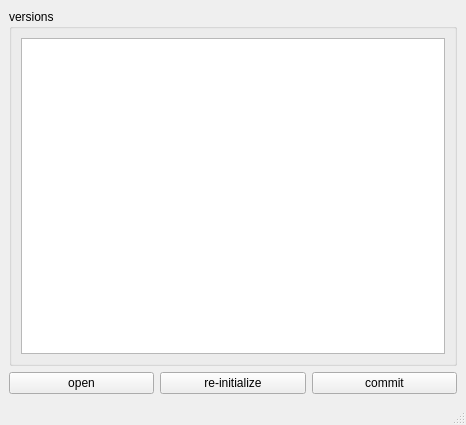
Before: the Qt Designer form rbhusUI/lib/rbhusPipeVersionsMod.ui in aumanimationstudios/rbhus, drawn with Qt 5.
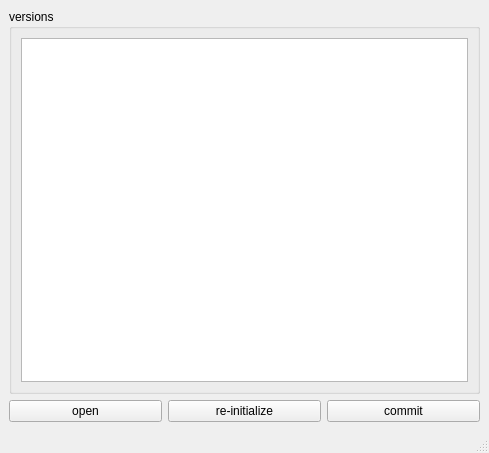
After: the same form once the commit is applied.

```diff
--- a/rbhusUI/lib/rbhusPipeVersionsMod.ui
+++ b/rbhusUI/lib/rbhusPipeVersionsMod.ui
@@ -6,8 +6,8 @@
    <rect>
     <x>0</x>
     <y>0</y>
-    <width>466</width>
-    <height>425</height>
+    <width>489</width>
+    <height>453</height>
    </rect>
   </property>
   <property name="windowTitle">
@@ -15,10 +15,14 @@
   </property>
   <widget class="QWidget" name="centralwidget">
    <layout class="QGridLayout" name="gridLayout">
+    <item row="3" column="2">
+     <widget class="QPushButton" name="pushCommit">
+      <property name="text">
+       <string>commit</string>
+      </property>
+     </widget>
+    </item>
     <item row="0" column="0" colspan="3">
-     <layout class="QGridLayout" name="gridLayout_2"/>
-    </item>
-    <item row="1" column="0" colspan="3">
      <layout class="QVBoxLayout" name="verticalLayout">
       <item>
        <widget class="QGroupBox" name="groupVersions">
@@ -38,7 +42,7 @@
          <item>
           <widget class="QTableWidget" name="tableVersions">
            <property name="sizePolicy">
-            <sizepolicy hsizetype="Expanding" vsizetype="Minimum">
+            <sizepolicy hsizetype="MinimumExpanding" vsizetype="MinimumExpanding">
              <horstretch>0</horstretch>
              <verstretch>0</verstretch>
             </sizepolicy>
@@ -58,6 +62,21 @@
            <attribute name="horizontalHeaderVisible">
             <bool>false</bool>
            </attribute>
+           <attribute name="horizontalHeaderCascadingSectionResizes">
+            <bool>false</bool>
+           </attribute>
+           <attribute name="horizontalHeaderDefaultSectionSize">
+            <number>10</number>
+           </attribute>
+           <attribute name="horizontalHeaderHighlightSections">
+            <bool>false</bool>
+           </attribute>
+           <attribute name="horizontalHeaderMinimumSectionSize">
+            <number>5</number>
+           </attribute>
+           <attribute name="horizontalHeaderShowSortIndicator" stdset="0">
+            <bool>false</bool>
+           </attribute>
            <attribute name="verticalHeaderVisible">
             <bool>false</bool>
            </attribute>
@@ -68,21 +87,14 @@
       </item>
      </layout>
     </item>
-    <item row="4" column="2">
-     <widget class="QPushButton" name="pushCommit">
-      <property name="text">
-       <string>commit</string>
-      </property>
-     </widget>
-    </item>
-    <item row="4" column="0">
+    <item row="3" column="0">
      <widget class="QPushButton" name="pushWork">
       <property name="text">
        <string>open</string>
       </property>
      </widget>
     </item>
-    <item row="4" column="1">
+    <item row="3" column="1">
      <widget class="QPushButton" name="pushReInit">
       <property name="text">
        <string>re-initialize</string>
```
